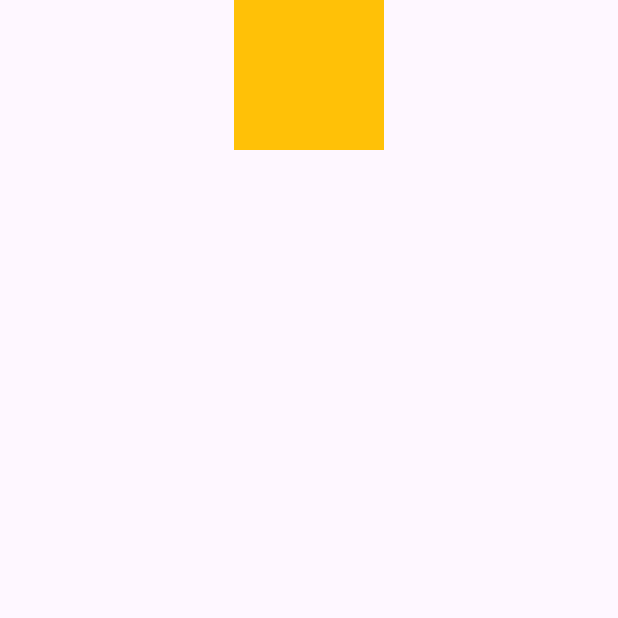
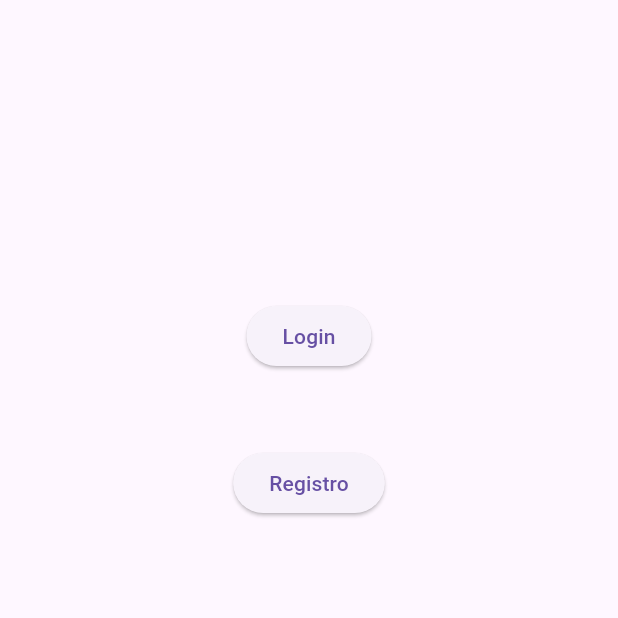
Before and after one commit to Endres-G/Mobio_Factory, a Flutter app: the screen it shows after launch, on a phone screen of 412 x 824 dp, the top half of it. Run offline on Flutter 3.47's test engine with Material 3 defaults, Android fonts, the phone set to English and light mode, and no system bars; our stand-ins replace get.

```diff
--- /dev/null
+++ b/lib/authentication/login/controller/login_controller.dart
@@ -0,0 +1,7 @@
+import 'package:get/get.dart';
+
+class LoginController extends GetxController {
+  Rx<bool> isLoading = false.obs;
+
+  Future<void> login() async {}
+}
--- /dev/null
+++ b/lib/authentication/login/login_bindings.dart
@@ -0,0 +1,9 @@
+import 'package:aic_lll/authentication/login/controller/login_controller.dart';
+import 'package:get/get.dart';
+
+class LoginBindings implements Bindings {
+  @override
+  void dependencies() {
+    Get.put<LoginController>(LoginController());
+  }
+}
--- /dev/null
+++ b/lib/authentication/signup/sign_up_bindings.dart
@@ -0,0 +1,9 @@
+import 'package:aic_lll/authentication/signup/controller/sign_up_controller.dart';
+import 'package:get/get.dart';
+
+class SignUpBindings implements Bindings {
+  @override
+  void dependencies() {
+    Get.put<SignUpController>(SignUpController());
+  }
+}
--- /dev/null
+++ b/lib/authentication/welcome/views/welcome_view.dart
@@ -0,0 +1,42 @@
+import 'package:aic_lll/core/routes/app_routes.dart';
+import 'package:aic_lll/core/widgets/loading_widget.dart';
+import 'package:aic_lll/authentication/welcome/controller/welcome_controller.dart';
+import 'package:flutter/material.dart';
+import 'package:get/get.dart';
+
+class WelcomeView extends GetView<WelcomeController> {
+  const WelcomeView({
+    super.key,
+  });
+
+  @override
+  Widget build(BuildContext context) {
+    return Scaffold(
+      body: Obx(() => SafeArea(
+          child: controller.isLoading.value
+              ? const LoadingWidget()
+              : SingleChildScrollView(
+                  child: Center(
+                  child: Column(
+                    crossAxisAlignment: CrossAxisAlignment.center,
+                    children: <Widget>[
+                      SizedBox(height: 200),
+                      ElevatedButton(
+                        onPressed: () {
+                          Get.toNamed(AppRoutes.login);
+                        },
+                        child: Text("Login"),
+                      ),
+                      const SizedBox(height: 50),
+                      ElevatedButton(
+                        onPressed: () {
+                          Get.toNamed(AppRoutes.signUp);
+                        },
+                        child: Text("Registro"),
+                      ),
+                    ],
+                  ),
+                )))),
+    );
+  }
+}
--- a/lib/welcome/welcome_binding.dart
+++ b/lib/authentication/welcome/welcome_binding.dart
@@ -1,4 +1,4 @@
-import 'package:aic_lll/welcome/controller/welcome_controller.dart';
+import 'package:aic_lll/authentication/welcome/controller/welcome_controller.dart';
 import 'package:get/get.dart';
 
 class WelcomeBinding implements Bindings {
--- a/lib/core/routes/app_page.dart
+++ b/lib/core/routes/app_page.dart
@@ -1,8 +1,12 @@
 import 'package:aic_lll/core/routes/app_routes.dart';
+import 'package:aic_lll/authentication/login/login_bindings.dart';
+import 'package:aic_lll/authentication/login/view/login_view.dart';
+import 'package:aic_lll/authentication/signup/sign_up_bindings.dart';
+import 'package:aic_lll/authentication/signup/view/sign_up_view.dart';
 import 'package:aic_lll/splash/splash_binding.dart';
 import 'package:aic_lll/splash/view/splash_page.dart';
-import 'package:aic_lll/welcome/views/welcome_page.dart';
-import 'package:aic_lll/welcome/welcome_binding.dart';
+import 'package:aic_lll/authentication/welcome/views/welcome_view.dart';
+import 'package:aic_lll/authentication/welcome/welcome_binding.dart';
 import 'package:get/get.dart';
 
 class AppPages {
@@ -15,7 +19,17 @@ class AppPages {
         binding: SplashBinding()),
     GetPage(
         name: AppRoutes.welcome,
-        page: () => const WelcomePage(),
-        binding: WelcomeBinding())
+        page: () => const WelcomeView(),
+        binding: WelcomeBinding()),
+    GetPage(
+      name: AppRoutes.login,
+      page: () => const LoginView(),
+      binding: LoginBindings(),
+    ),
+    GetPage(
+      name: AppRoutes.signUp,
+      page: () => const SignUpView(),
+      binding: SignUpBindings(),
+    ),
   ];
 }
--- a/lib/welcome/views/welcome_page.dart
+++ /dev/null
@@ -1,29 +0,0 @@
-import 'package:aic_lll/core/widgets/loading_widget.dart';
-import 'package:aic_lll/welcome/controller/welcome_controller.dart';
-import 'package:flutter/material.dart';
-import 'package:flutter/src/widgets/framework.dart';
-import 'package:get/get.dart';
-
-class WelcomePage extends GetView<WelcomeController> {
-  const WelcomePage({
-    super.key,
-  });
-
-  @override
-  Widget build(BuildContext context) {
-    return Scaffold(
-      body: Obx(() => SafeArea(
-          child: controller.isLoading.value
-              ? const LoadingWidget()
-              : SingleChildScrollView(
-                  child: Center(
-                    child: Container(
-                      color: Colors.amber,
-                      width: 100,
-                      height: 100,
-                    ),
-                  ),
-                ))),
-    );
-  }
-}
```
Also changed, not shown: lib/authentication/login/view/login_view.dart (added, +41 -0 lines), lib/authentication/signup/controller/sign_up_controller.dart (added, +24 -0 lines), lib/authentication/signup/view/sign_up_view.dart (added, +54 -0 lines), lib/authentication/welcome/controller/welcome_controller.dart (renamed from lib/welcome/controller/welcome_controller.dart).
